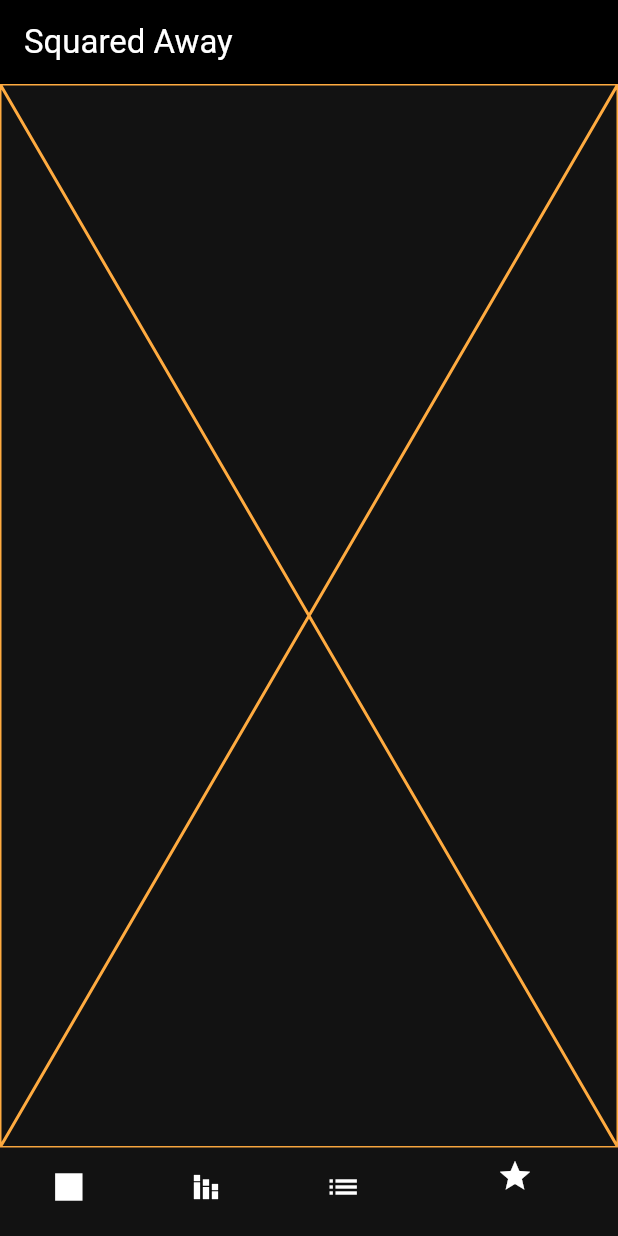
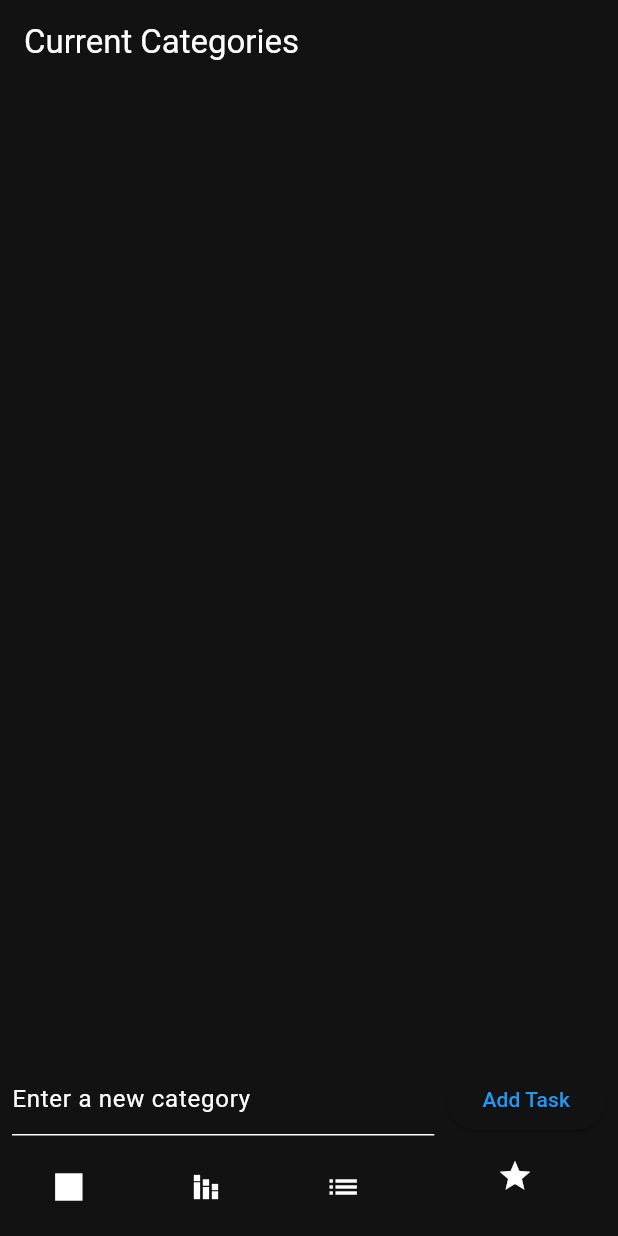
Before and after one commit to cueltschey/squared_away, a Flutter app: the screen it shows after launch, item 4 of the bottom bar chosen, on a phone screen of 412 x 824 dp. Run offline on Flutter 3.47's test engine with Material 3 defaults, Android fonts, the phone set to English and light mode, and no system bars.

Commit message:
Added tasks categories etc.

```diff
--- /dev/null
+++ b/lib/list.dart
@@ -0,0 +1,141 @@
+import 'package:flutter/material.dart';
+
+class TaskList extends StatefulWidget {
+  @override
+  _TaskListState createState() => _TaskListState();
+}
+
+class _TaskListState extends State<TaskList> {
+  List<String> tasks = []; // List to hold tasks
+  TextEditingController _controller = TextEditingController(); // Controller for TextField
+
+  void addTask(String newTask) {
+    setState(() {
+      tasks.add(newTask); // Add new task to the list
+      _controller.clear(); // Clear the text field after adding task
+    });
+  }
+
+  @override
+  Widget build(BuildContext context) {
+    return Scaffold(
+      appBar: AppBar(
+        title: Text('Current Habits'),
+      ),
+      body: Column(
+        children: <Widget>[
+          Expanded(
+            child: ListView.builder(
+              itemCount: tasks.length,
+              itemBuilder: (context, index) {
+                return ListTile(
+                  title: Text(tasks[index]),
+                );
+              },
+            ),
+          ),
+          Padding(
+            padding: const EdgeInsets.all(8.0),
+            child: Row(
+              children: <Widget>[
+                Expanded(
+                  child: TextField(
+                    controller: _controller,
+                    decoration: InputDecoration(
+                      hintText: 'Enter a new habit',
+                    ),
+                  ),
+                ),
+                SizedBox(width: 8.0),
+                ElevatedButton(
+                  onPressed: () {
+                    if (_controller.text.isNotEmpty) {
+                      addTask(_controller.text); // Add the text from TextField as a new task
+                    }
+                  },
+                  child: Text('Add Task'),
+                ),
+              ],
+            ),
+          ),
+        ],
+      ),
+    );
+  }
+
+  @override
+  void dispose() {
+    _controller.dispose(); // Dispose the controller when the widget is disposed
+    super.dispose();
+  }
+}
+
+class TypeList extends StatefulWidget {
+  @override
+  _TypeListState createState() => _TypeListState();
+}
+
+class _TypeListState extends State<TypeList> {
+  List<String> types = []; // List to hold tasks
+  TextEditingController _controller = TextEditingController(); // Controller for TextField
+
+  void addType(String newTask) {
+    setState(() {
+      types.add(newTask); // Add new task to the list
+      _controller.clear(); // Clear the text field after adding task
+    });
+  }
+
+  @override
+  Widget build(BuildContext context) {
+    return Scaffold(
+      appBar: AppBar(
+        title: Text('Current Categories'),
+      ),
+      body: Column(
+        children: <Widget>[
+          Expanded(
+            child: ListView.builder(
+              itemCount: types.length,
+              itemBuilder: (context, index) {
+                return ListTile(
+                  title: Text(types[index]),
+                );
+              },
+            ),
+          ),
+          Padding(
+            padding: const EdgeInsets.all(8.0),
+            child: Row(
+              children: <Widget>[
+                Expanded(
+                  child: TextField(
+                    controller: _controller,
+                    decoration: InputDecoration(
+                      hintText: 'Enter a new category',
+                    ),
+                  ),
+                ),
+                SizedBox(width: 8.0),
+                ElevatedButton(
+                  onPressed: () {
+                    if (_controller.text.isNotEmpty) {
+                      addType(_controller.text); // Add the text from TextField as a new task
+                    }
+                  },
+                  child: Text('Add Task'),
+                ),
+              ],
+            ),
+          ),
+        ],
+      ),
+    );
+  }
+
+  @override
+  void dispose() {
+    _controller.dispose(); // Dispose the controller when the widget is disposed
+    super.dispose();
+  }
+}
--- a/lib/main.dart
+++ b/lib/main.dart
@@ -2,6 +2,7 @@ import 'package:flutter/cupertino.dart';
 import 'package:flutter/material.dart';
 import 'package:intl/intl.dart';
 import 'squares.dart';
+import 'list.dart';
 
 void main() {
   runApp(const SquaredAway());
@@ -37,21 +38,44 @@ class HomePage extends StatefulWidget {
 }
 
 class _HomePageState extends State<HomePage> {
+
+  List<List<int>> getTasksPairs(List<Map<String, dynamic>> tasks){
+    List<List<int>> result = [];
+    for(Map<String, dynamic> item in tasks){
+      List<int> pair = [];
+      pair.add(0);
+      pair.add(item['index']);
+      result.add(pair);
+    }
+    return result;
+  }
+
   List<Map<String, dynamic>> generateDateList(DateTime startDate) {
     List<Map<String, dynamic>> result = [];
-    int count = DateTime.now().difference(startDate).inDays + 1;
+    DateTime current = DateTime.now();
+    int count = current.difference(startDate).inDays;
     for (int i = 0; i < count; i++) {
       DateTime date = startDate.add(Duration(days: i));
       result.add({
         'date': date,
-        'month': DateFormat("MMMM").format(date),
-        'index': i,
+        'month': DateFormat("MMMM").format(DateTime(date.year, date.month - 1)),
         'isMonth': date.day == 1,
-        'color': Color.fromARGB(200,100, 2* i, 100),
+        'tasks': getTasksPairs(tasks),
       });
     }
+    result.last['isMonth'] = true;
+    result.last['month'] = DateFormat("MMMM").format(DateTime.now());
     return result;
   }
+
+  List<Map<String, dynamic>> tasks = List.generate(5,(index) {
+    return {
+      'name': 'test',
+      'category': 4,
+      'index': index,
+      'hidden': false
+    };
+  });
 
 
   int _pageIndex = 0;
@@ -67,26 +91,24 @@ class _HomePageState extends State<HomePage> {
 
     switch (_pageIndex) {
       case 0:
-        currentWidget = Squares(squareData: generateDateList(DateTime(2024, 1, 1))); // Replace with your widget for index 0
+        DateTime now = DateTime.now();
+        currentWidget = Squares(squareData: generateDateList(DateTime(now.year, now.month - 1, 1)), taskList: tasks); // Replace with your widget for index 0
         break;
       case 1:
-        currentWidget = const Placeholder(color: Colors.blueGrey); // Replace with your widget for index 1
+        DateTime now = DateTime.now();
+        currentWidget = Text(generateDateList(DateTime(now.year, now.month - 1, 1)).toString());
         break;
       case 2:
-        currentWidget = const Placeholder(color: Colors.greenAccent); // Replace with your widget for index 2
+        currentWidget = TaskList();
         break;
       case 3:
-        currentWidget = const Placeholder(color: Colors.orangeAccent); // Replace with your widget for index 3
+        currentWidget = TypeList();
         break;
       default:
         currentWidget = const SizedBox.shrink(); // Handle any unexpected index
     }
 
     return Scaffold(
-      appBar: AppBar(
-        backgroundColor: Theme.of(context).colorScheme.onPrimaryContainer,
-        title: Text(widget.title),
-      ),
       body: Center(
         child: currentWidget,
       ),
```
Also changed, not shown: lib/squares.dart (+143 -12 lines).
